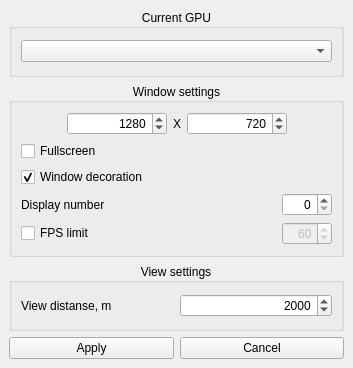
Above: launcher/forms/graphsettingswindow.ui from maisvendoo/RRS before the change. Below: the same form after it.
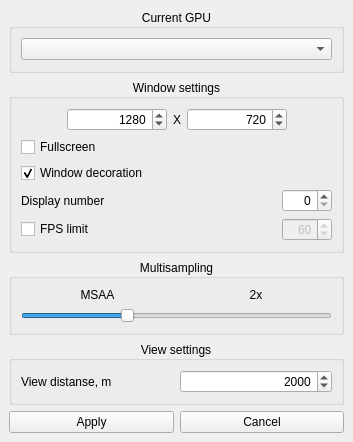
That is the form after the change.

Commit message: Ползунок для сглаживания MSAA в графических настроках

Patch:
```diff
--- a/launcher/forms/graphsettingswindow.ui
+++ b/launcher/forms/graphsettingswindow.ui
@@ -10,7 +10,7 @@
     <x>0</x>
     <y>0</y>
     <width>353</width>
-    <height>368</height>
+    <height>442</height>
    </rect>
   </property>
   <property name="sizePolicy">
@@ -23,9 +23,9 @@
    <string>Graphics settings</string>
   </property>
   <widget class="QWidget" name="centralwidget">
-   <layout class="QVBoxLayout" name="verticalLayout_5">
+   <layout class="QVBoxLayout" name="verticalLayout_6">
     <item>
-     <layout class="QVBoxLayout" name="verticalLayout" stretch="0,0,0,0">
+     <layout class="QVBoxLayout" name="verticalLayout" stretch="0,0,0,0,0">
       <item>
        <widget class="QGroupBox" name="groupBox">
         <property name="title">
@@ -245,6 +245,58 @@
         </layout>
        </widget>
       </item>
+      <item>
+       <widget class="QGroupBox" name="groupBox_4">
+        <property name="title">
+         <string>Multisampling</string>
+        </property>
+        <property name="alignment">
+         <set>Qt::AlignCenter</set>
+        </property>
+        <layout class="QVBoxLayout" name="verticalLayout_5">
+         <item>
+          <layout class="QHBoxLayout" name="horizontalLayout_6">
+           <item>
+            <widget class="QLabel" name="label_5">
+             <property name="text">
+              <string>MSAA</string>
+             </property>
+             <property name="alignment">
+              <set>Qt::AlignCenter</set>
+             </property>
+            </widget>
+           </item>
+           <item>
+            <widget class="QLabel" name="lMSAA">
+             <property name="text">
+              <string>2x</string>
+             </property>
+             <property name="alignment">
+              <set>Qt::AlignCenter</set>
+             </property>
+            </widget>
+           </item>
+          </layout>
+         </item>
+         <item>
+          <widget class="QSlider" name="hsMSAA">
+           <property name="minimum">
+            <number>0</number>
+           </property>
+           <property name="maximum">
+            <number>3</number>
+           </property>
+           <property name="value">
+            <number>1</number>
+           </property>
+           <property name="orientation">
+            <enum>Qt::Horizontal</enum>
+           </property>
+          </widget>
+         </item>
+        </layout>
+       </widget>
+      </item>
       <item>
        <widget class="QGroupBox" name="groupBox_3">
         <property name="title">
```
The commit also changes 3 other files.
